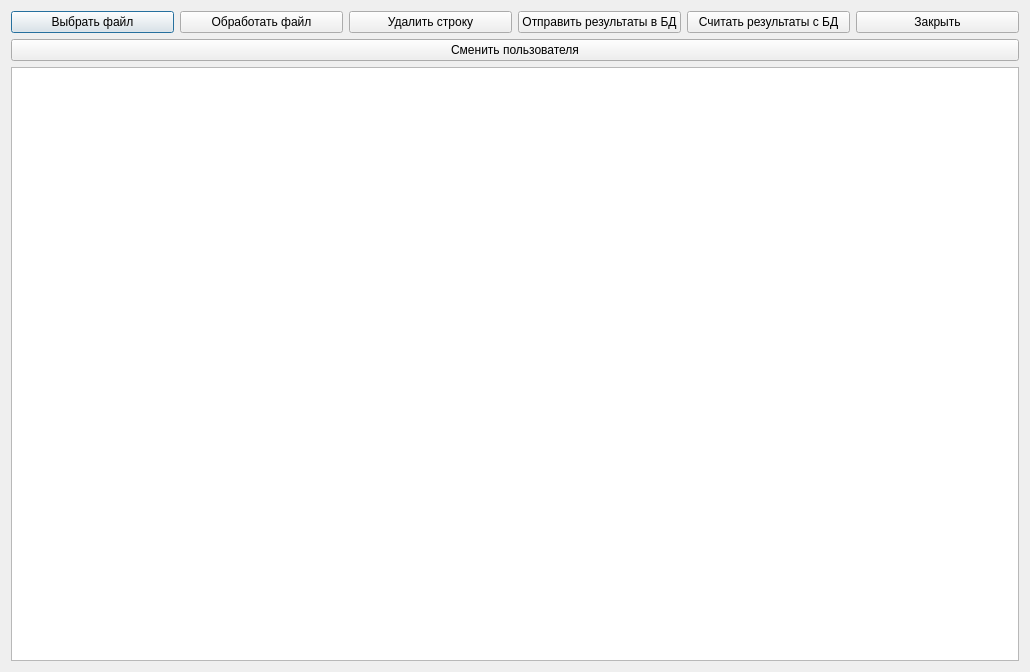
The window that mainWindow.ui (RomanB51/Project) describes before a commit, drawn with Qt 5.
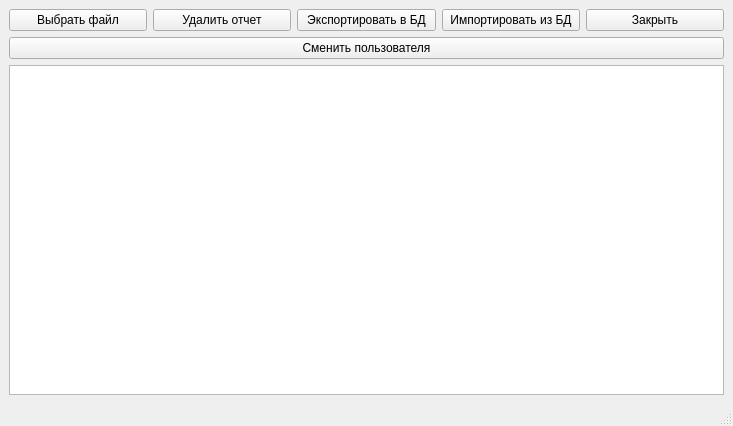
The same window after the commit.

```diff
--- a/mainWindow.ui
+++ b/mainWindow.ui
@@ -1,21 +1,19 @@
 <?xml version="1.0" encoding="UTF-8"?>
 <ui version="4.0">
  <class>MainWindow</class>
- <widget class="QDialog" name="MainWindow">
+ <widget class="QMainWindow" name="MainWindow">
   <property name="geometry">
    <rect>
     <x>0</x>
     <y>0</y>
-    <width>1030</width>
-    <height>672</height>
+    <width>733</width>
+    <height>426</height>
    </rect>
   </property>
   <property name="windowTitle">
    <string>Система обработки текста</string>
   </property>
-  <property name="sizeGripEnabled">
-   <bool>false</bool>
-  </property>
+  <widget class="QWidget" name="centralwidget">
   <layout class="QVBoxLayout" name="verticalLayout_3">
    <item>
     <layout class="QVBoxLayout" name="verticalLayout_2">
@@ -33,33 +31,26 @@
          <item>
           <widget class="QPushButton" name="pushButton_2">
            <property name="text">
-            <string>Обработать файл</string>
+             <string>Удалить отчет</string>
            </property>
           </widget>
          </item>
          <item>
           <widget class="QPushButton" name="pushButton_DeleteStr">
            <property name="text">
-            <string>Удалить строку</string>
+             <string>Экспортировать в БД</string>
            </property>
           </widget>
          </item>
          <item>
           <widget class="QPushButton" name="pushButton_SendDB">
            <property name="text">
-            <string>Отправить результаты в БД</string>
+             <string>Импортировать из БД</string>
            </property>
           </widget>
          </item>
          <item>
-          <widget class="QPushButton" name="pushButton_CheckDB">
-           <property name="text">
-            <string>Считать результаты с БД</string>
-           </property>
-          </widget>
-         </item>
-         <item>
-          <widget class="QPushButton" name="pushButton_Close">
+           <widget class="QPushButton" name="pushButton_5">
            <property name="text">
             <string>Закрыть</string>
            </property>
@@ -82,6 +73,8 @@
     </layout>
    </item>
   </layout>
+  </widget>
+  <widget class="QStatusBar" name="statusbar"/>
  </widget>
  <resources/>
  <connections/>
```
Left out of the diff: 6 changed lines with no effect on the pictures. Lines whose indentation alone changed are shown as unchanged.
